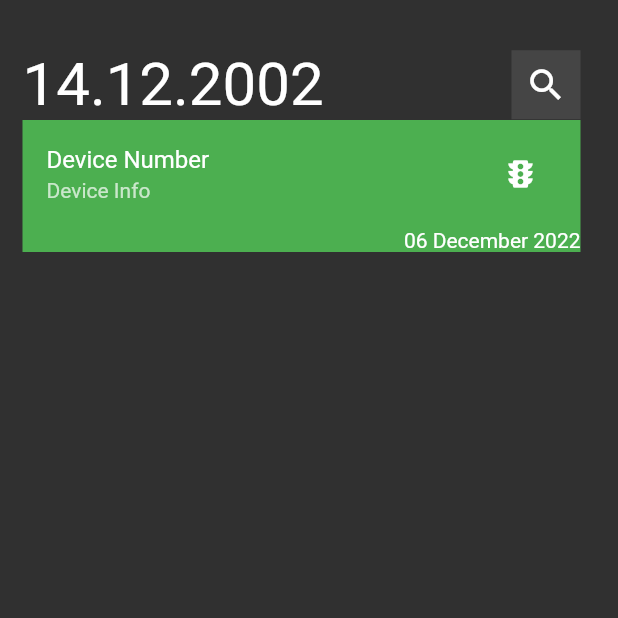
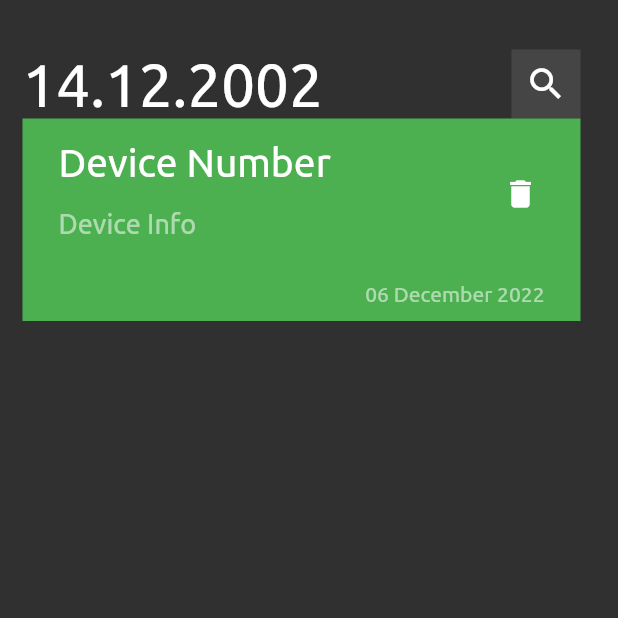
Before and after one commit to TalisTalis/DevicesFirstInclusion, a Flutter app: the screen it shows after launch, on a phone screen of 412 x 824 dp, the top half of it. Run offline on Flutter 3.47's test engine with Material 2 defaults, Android fonts, the phone set to English and light mode, and no system bars.

Commit message:
create custom device item

```diff
--- a/lib/main.dart
+++ b/lib/main.dart
@@ -11,7 +11,7 @@ class DevicesFirstInclusion extends StatelessWidget {
   @override
   Widget build(BuildContext context) {
     return MaterialApp(
-      theme: ThemeData(brightness: Brightness.dark),
+      theme: ThemeData(brightness: Brightness.dark, fontFamily: "Ubuntu"),
       home: const DevicesView(),
     );
   }
--- /dev/null
+++ b/lib/views/widgets/custom_device_item.dart
@@ -0,0 +1,47 @@
+import 'package:flutter/material.dart';
+
+class DeviceItem extends StatelessWidget {
+  const DeviceItem({super.key});
+
+  @override
+  Widget build(BuildContext context) {
+    return Container(
+      padding: const EdgeInsets.only(top: 10, bottom: 10, left: 8),
+      // ignore: prefer_const_constructors
+      decoration: BoxDecoration(
+        color: Colors.green,
+        //borderRadius: BorderRadius.circular(10)
+      ),
+      child: Column(
+        crossAxisAlignment: CrossAxisAlignment.end,
+        children: [
+          ListTile(
+            title: const Text(
+              "Device Number",
+              style: TextStyle(fontSize: 26),
+            ),
+            subtitle: const Padding(
+              padding: EdgeInsets.only(top: 16, bottom: 24),
+              child: Text(
+                "Device Info",
+                style: TextStyle(
+                  fontSize: 18,
+                  color: Colors.white54,
+                ),
+              ),
+            ),
+            trailing:
+                IconButton(onPressed: () {}, icon: const Icon(Icons.delete)),
+          ),
+          const Padding(
+            padding: EdgeInsets.only(right: 24),
+            child: Text(
+              "06 December 2022",
+              style: TextStyle(color: Colors.white54),
+            ),
+          ),
+        ],
+      ),
+    );
+  }
+}
--- a/lib/views/widgets/devices_view_body.dart
+++ b/lib/views/widgets/devices_view_body.dart
@@ -1,5 +1,6 @@
 import 'package:flutter/material.dart';
 import 'custom_app_bar.dart';
+import 'custom_device_item.dart';
 
 class DevicesViewBody extends StatelessWidget {
   const DevicesViewBody({super.key});
@@ -21,35 +22,3 @@ class DevicesViewBody extends StatelessWidget {
     );
   }
 }
-
-class DeviceItem extends StatelessWidget {
-  const DeviceItem({super.key});
-
-  @override
-  Widget build(BuildContext context) {
-    return Container(
-      // ignore: prefer_const_constructors
-      decoration: BoxDecoration(
-        color: Colors.green,
-        //borderRadius: BorderRadius.circular(10)
-      ),
-      child: Column(
-        crossAxisAlignment: CrossAxisAlignment.end,
-        children: [
-          ListTile(
-            title: const Text(
-              "Device Number",
-            ),
-            subtitle: const Text("Device Info"),
-            trailing:
-                IconButton(onPressed: () {}, icon: const Icon(Icons.traffic)),
-          ),
-          const Text(
-            "06 December 2022",
-            style: TextStyle(color: Colors.white),
-          ),
-        ],
-      ),
-    );
-  }
-}
```
Also changed, not shown: pubspec.yaml (+4 -4 lines), assets/fonts/Ubuntu-R.ttf (added).
